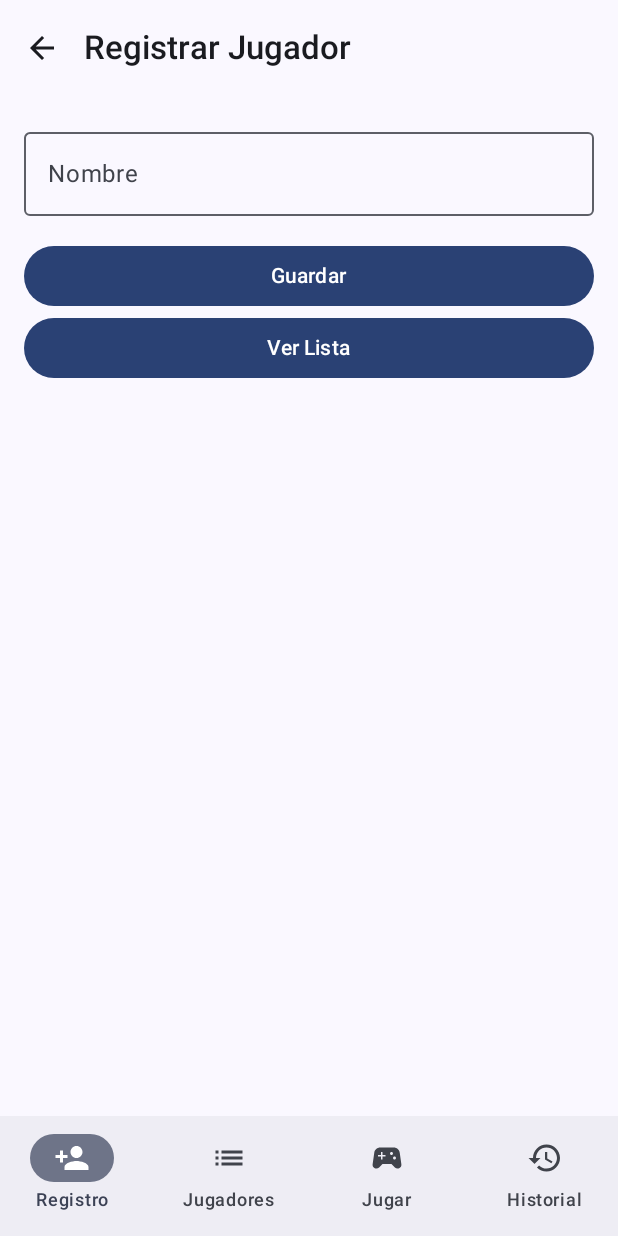
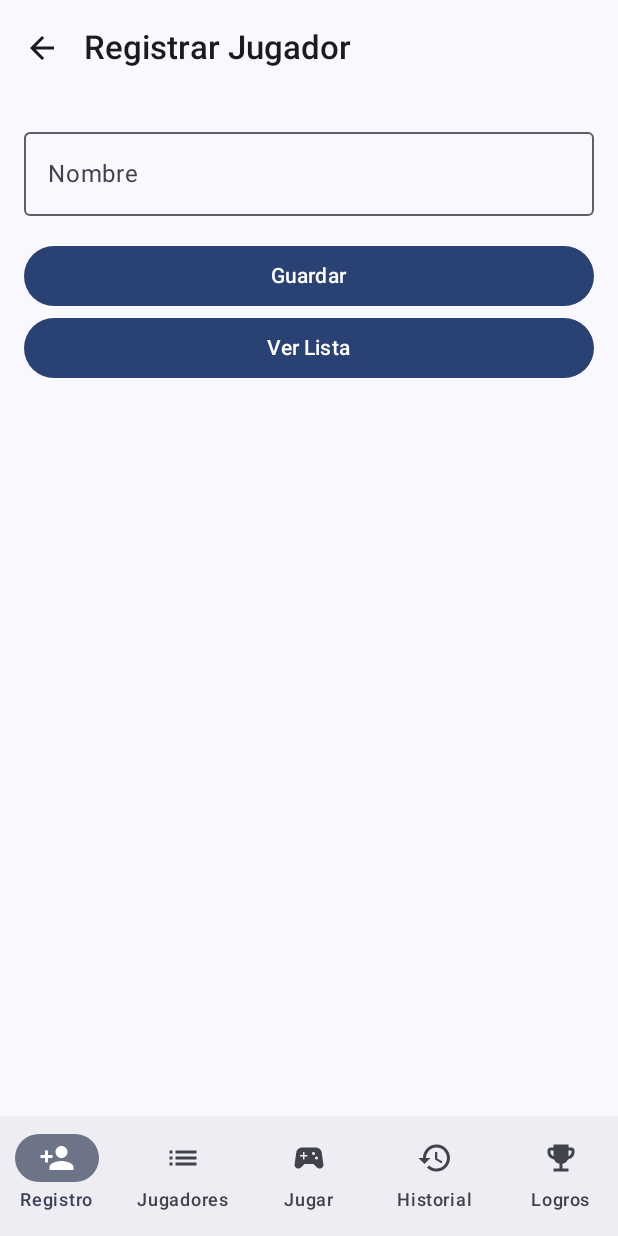
Before and after one commit to Ronal9y/RegistrodeJugadores, an Android app built with Jetpack Compose: the screen it shows after launch (MainActivity), on a phone screen of 412 x 824 dp. Run offline under Robolectric (Android 15) with nearby library versions, the phone set to English and light mode, and no system bars; our stand-ins replace Dagger/Hilt's generated code, Room's generated code.

Commit message:
se agrego la navegacion de logros

```diff
--- a/app/src/main/java/edu/ucne/registrodejugadores/MainActivity.kt
+++ b/app/src/main/java/edu/ucne/registrodejugadores/MainActivity.kt
@@ -8,6 +8,7 @@ import androidx.activity.enableEdgeToEdge
 import androidx.compose.foundation.layout.padding
 import androidx.compose.material.icons.Icons
 import androidx.compose.material.icons.automirrored.filled.List
+import androidx.compose.material.icons.filled.EmojiEvents
 import androidx.compose.material.icons.filled.History
 import androidx.compose.material.icons.filled.List
 import androidx.compose.material.icons.filled.PersonAdd
@@ -31,6 +32,7 @@ import edu.ucne.registrodejugadores.presentation.jugador_list.JugadorListScreen
 import edu.ucne.registrodejugadores.presentation.partidas_screen.PartidasScreen
 import edu.ucne.registrodejugadores.ui.theme.RegistrodeJugadoresTheme
 import edu.ucne.registrodejugadores.presentation.Juego.GameScreen
+import edu.ucne.registrodejugadores.presentation.Logros_List.LogrosListScreen
 import edu.ucne.registrodejugadores.ui.theme.util.Routes
 
 @AndroidEntryPoint
@@ -72,6 +74,12 @@ class MainActivity : ComponentActivity() {
                                     label = { Text("Historial") },
                                     selected = currentDestination == Routes.PARTIDAS_SCREEN,
                                     onClick = { navController.navigate(Routes.PARTIDAS_SCREEN) }
+                                )
+                                NavigationBarItem(
+                                    icon = { Icon(Icons.Default.EmojiEvents, contentDescription = "Logros") },
+                                    label = { Text("Logros") },
+                                    selected = currentDestination == Routes.LOGROS_LIST,
+                                    onClick = { navController.navigate(Routes.LOGROS_LIST) }
                                 )
                             }
                         }
@@ -141,6 +149,9 @@ class MainActivity : ComponentActivity() {
                                 }
                             )
                         }
+                        composable(Routes.LOGROS_LIST) {
+                            LogrosListScreen()
+                        }
                     }
                 }
             }
```
